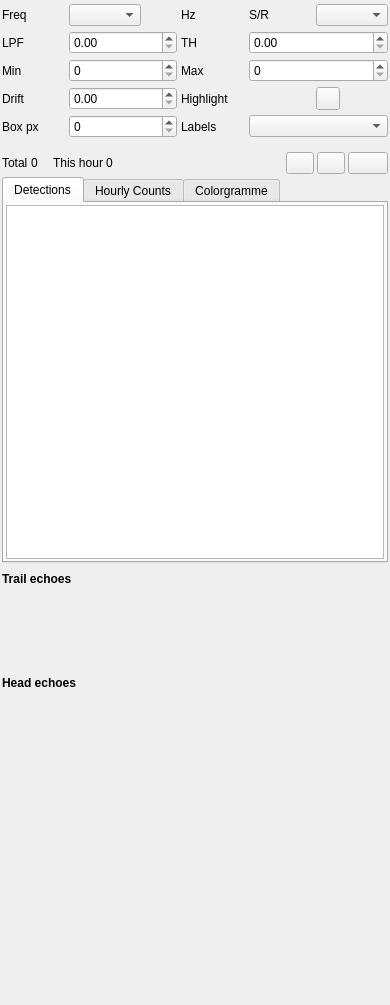
First picture: the form in plugins/channelrx/meteor/meteorgui.ui, repository srcejon/sdrangel, before the edit.
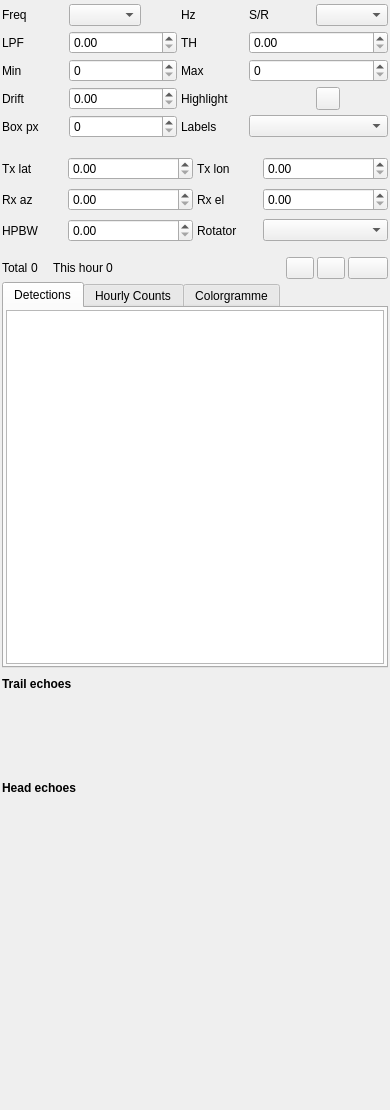
Second picture: the form after the edit. Icons and pictures are not drawn. Custom widgets are drawn as their Qt base class.

Commit message: Add meteor station geometry and rotator tracking

```diff
--- a/plugins/channelrx/meteor/meteorgui.ui
+++ b/plugins/channelrx/meteor/meteorgui.ui
@@ -7,7 +7,7 @@
     <x>0</x>
     <y>0</y>
     <width>390</width>
-    <height>1005</height>
+    <height>1110</height>
    </rect>
   </property>
   <property name="sizePolicy">
@@ -213,12 +213,111 @@
     </item>
    </layout>
   </widget>
-  <widget class="QWidget" name="detectionsContainer" native="true">
+  <widget class="QWidget" name="geometryContainer" native="true">
    <property name="geometry">
     <rect>
      <x>0</x>
      <y>150</y>
      <width>390</width>
+     <height>100</height>
+    </rect>
+   </property>
+   <property name="sizePolicy">
+    <sizepolicy hsizetype="Expanding" vsizetype="Preferred">
+     <horstretch>0</horstretch>
+     <verstretch>0</verstretch>
+    </sizepolicy>
+   </property>
+   <property name="windowTitle">
+    <string>Geometry</string>
+   </property>
+   <layout class="QGridLayout" name="geometryLayout">
+    <property name="leftMargin">
+     <number>2</number>
+    </property>
+    <property name="topMargin">
+     <number>2</number>
+    </property>
+    <property name="rightMargin">
+     <number>2</number>
+    </property>
+    <property name="bottomMargin">
+     <number>2</number>
+    </property>
+    <property name="horizontalSpacing">
+     <number>4</number>
+    </property>
+    <property name="verticalSpacing">
+     <number>3</number>
+    </property>
+    <item row="0" column="0">
+     <widget class="QLabel" name="transmitterLatitudeLabel">
+      <property name="text">
+       <string>Tx lat</string>
+      </property>
+     </widget>
+    </item>
+    <item row="0" column="1" colspan="2">
+     <widget class="QDoubleSpinBox" name="transmitterLatitude"/>
+    </item>
+    <item row="0" column="3">
+     <widget class="QLabel" name="transmitterLongitudeLabel">
+      <property name="text">
+       <string>Tx lon</string>
+      </property>
+     </widget>
+    </item>
+    <item row="0" column="4" colspan="2">
+     <widget class="QDoubleSpinBox" name="transmitterLongitude"/>
+    </item>
+    <item row="1" column="0">
+     <widget class="QLabel" name="antennaAzimuthLabel">
+      <property name="text">
+       <string>Rx az</string>
+      </property>
+     </widget>
+    </item>
+    <item row="1" column="1" colspan="2">
+     <widget class="QDoubleSpinBox" name="antennaAzimuth"/>
+    </item>
+    <item row="1" column="3">
+     <widget class="QLabel" name="antennaElevationLabel">
+      <property name="text">
+       <string>Rx el</string>
+      </property>
+     </widget>
+    </item>
+    <item row="1" column="4" colspan="2">
+     <widget class="QDoubleSpinBox" name="antennaElevation"/>
+    </item>
+    <item row="2" column="0">
+     <widget class="QLabel" name="antennaBeamwidthLabel">
+      <property name="text">
+       <string>HPBW</string>
+      </property>
+     </widget>
+    </item>
+    <item row="2" column="1" colspan="2">
+     <widget class="QDoubleSpinBox" name="antennaBeamwidth"/>
+    </item>
+    <item row="2" column="3">
+     <widget class="QLabel" name="rotatorLabel">
+      <property name="text">
+       <string>Rotator</string>
+      </property>
+     </widget>
+    </item>
+    <item row="2" column="4" colspan="2">
+     <widget class="QComboBox" name="rotator"/>
+    </item>
+   </layout>
+  </widget>
+  <widget class="QWidget" name="detectionsContainer" native="true">
+   <property name="geometry">
+    <rect>
+     <x>0</x>
+     <y>255</y>
+     <width>390</width>
      <height>415</height>
     </rect>
    </property>
@@ -459,7 +558,7 @@
    <property name="geometry">
     <rect>
      <x>0</x>
-     <y>570</y>
+     <y>675</y>
      <width>390</width>
      <height>210</height>
     </rect>
```
The commit also changes 10 other files.
